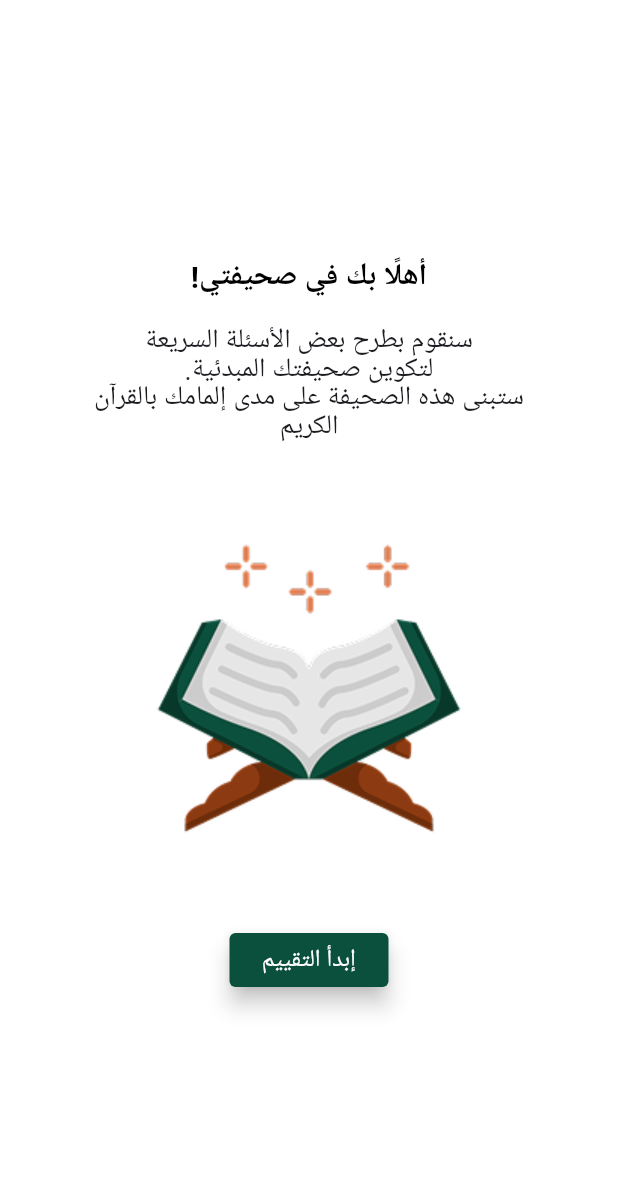
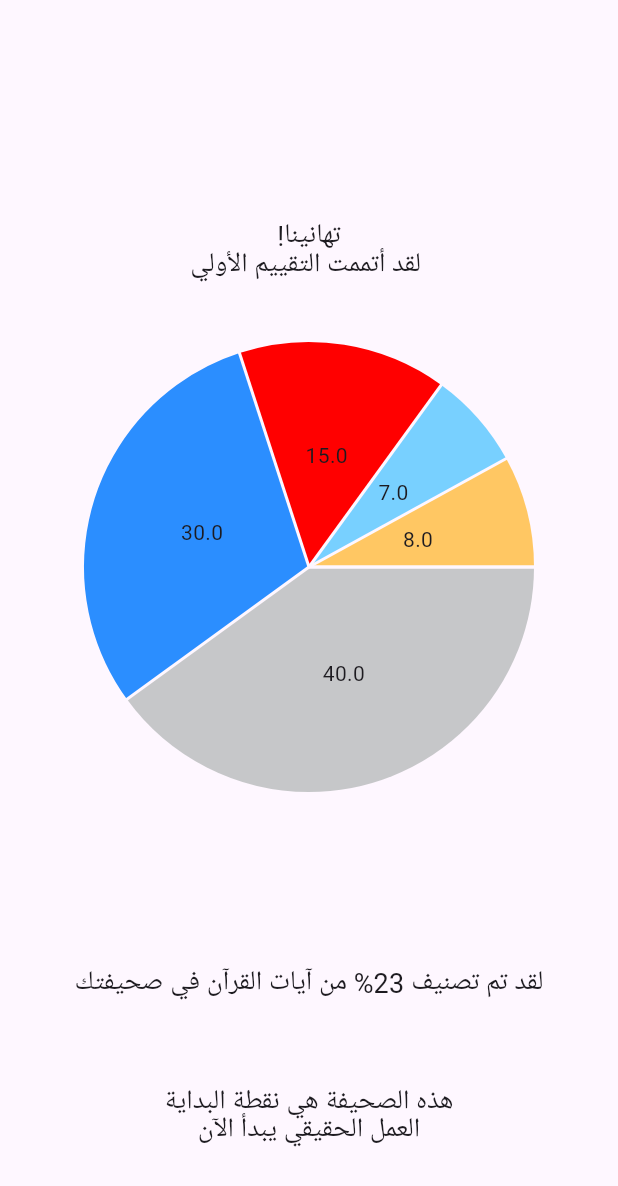
Before and after one commit to Abdelelah-PAL/sahifaty, a Flutter app: the screen it shows after launch, on a phone screen of 412 x 824 dp. Shown: the top 1186 px of the screen. Run offline on Flutter 3.47's test engine with Material 3 defaults, Android fonts, the phone set to English and light mode, and no system bars; drawn by our look-alikes of fl_chart; our stand-ins replace get; Roboto replaces fonts that are missing (salsa).

Commit message:
fixing issues

```diff
--- a/lib/core/constants/colors.dart
+++ b/lib/core/constants/colors.dart
@@ -10,4 +10,10 @@ class AppColors {
   static const Color successColor = Color(0xFF0FA958);
   static const Color defaultBorderColor =  Color(0xD3D3D3D3);
   static const Color buttonColor = Color(0xFF0B503D);
+  static const Color strongColor = Color(0xFF27C840);
+  static const Color revisionColor = Color(0xFFFFC763);
+  static const Color desireColor = Color(0XFF2B8EFF);
+  static const Color easyColor = Color(0xFF78D0FF);
+  static const Color hardColor = Color(0xFFFF0000);
+  static const Color uncategorizedColor = Color(0xFFC6C7C9);
 }
--- a/lib/main.dart
+++ b/lib/main.dart
@@ -1,6 +1,7 @@
 import 'package:flutter/material.dart';
 import 'package:flutter/services.dart';
 import 'package:get/get_navigation/src/root/get_material_app.dart';
+import 'package:sahifaty/screens/pie_chart_assessment_screen/pie_chart_assessment_screen.dart';
 import 'package:sahifaty/screens/splash_screen/splash_screen.dart';
 
 
@@ -8,7 +9,7 @@ void main() {
   runApp(
     const MaterialApp(
       debugShowCheckedModeBanner: false,
-      home: SplashScreen(),
+      home: PieChartAssessmentScreen(),
     ),
   );
 }
@@ -48,7 +49,7 @@ class MyAppState extends State<MyApp> {
   Widget build(BuildContext context) {
     return const GetMaterialApp(
       debugShowCheckedModeBanner: false,
-      home: SplashScreen()
+      home: PieChartAssessmentScreen()
     );
   }
 }
--- /dev/null
+++ b/lib/screens/pie_chart_assessment_screen/pie_chart_assessment_screen.dart
@@ -0,0 +1,134 @@
+import 'package:fl_chart/fl_chart.dart';
+import 'package:flutter/material.dart';
+
+import '../../core/constants/colors.dart';
+
+class PieChartAssessmentScreen extends StatelessWidget {
+  const PieChartAssessmentScreen({super.key});
+
+  @override
+  Widget build(BuildContext context) {
+    return Scaffold(
+      body: Center(
+        child: Padding(
+          padding: const EdgeInsets.only(top: 150),
+          child: Column(
+            children: [
+              const Text(
+                textDirection: TextDirection.rtl,
+                'تهانينا! \n لقد أتممت التقييم الأولي',
+                textAlign: TextAlign.center,
+                locale: Locale('ar'),
+                strutStyle: StrutStyle(
+                  forceStrutHeight: true,
+                  height: 1.35,
+                  leading: 0.0,
+                ),
+                style: TextStyle(
+                  fontSize: 18,
+                  height: 1.35,
+                  // fontFamily: 'YourArabicFont',
+                ),
+              ),
+              const SizedBox(
+                height: 70,
+              ),
+              SizedBox(
+                width: 200,
+                height: 240,
+                child: PieChart(
+                  PieChartData(
+                    sectionsSpace: 2,
+                    centerSpaceRadius: 0,
+                    sections: [
+                      PieChartSectionData(
+                        color: AppColors.uncategorizedColor,
+                        value: 40,
+                        radius:150,
+                      ),
+                      PieChartSectionData(
+                        color: AppColors.desireColor,
+                        value: 30,
+                        radius:150,
+                      ),
+                      PieChartSectionData(
+                        color: AppColors.hardColor,
+                        value: 15,
+                        radius:150,
+                      ),
+                      PieChartSectionData(
+                        color: AppColors.easyColor,
+                        value: 7,
+                        radius:150,
+                      ),
+                      PieChartSectionData(
+                        color: AppColors.revisionColor,
+                        value: 8,
+                        radius:150,
+                      ),
+                    ],
+                  ),
+                ),
+              ),
+              const SizedBox(
+                height: 150,
+              ),
+              const Text(
+                'لقد تم تصنيف 23% من آيات القرآن في صحيفتك',
+                textAlign: TextAlign.center,
+                locale: Locale('ar'),
+                strutStyle: StrutStyle(
+                  forceStrutHeight: true,
+                  height: 1.35,
+                  leading: 0.0,
+                ),
+                style: TextStyle(
+                  fontSize: 18,
+                  height: 1.35,
+                  // fontFamily: 'YourArabicFont',
+                ),
+              ),
+              const SizedBox(
+                height: 60,
+              ),
+              const Text(
+                'هذه الصحيفة هي نقطة البداية\nالعمل الحقيقي يبدأ الآن',
+                textAlign: TextAlign.center,
+                locale: Locale('ar'),
+                strutStyle: StrutStyle(
+                  forceStrutHeight: true,
+                  height: 1.35,
+                  leading: 0.0,
+                ),
+                style: TextStyle(
+                  fontSize: 18,
+                  height: 1.35,
+                  // fontFamily: 'YourArabicFont',
+                ),
+              ),
+              const SizedBox(
+                height: 70,
+              ),
+              SizedBox(
+                width: 155,
+                height: 35,
+                child: FloatingActionButton.extended(
+                  onPressed: null,
+                  backgroundColor: AppColors.buttonColor,
+                  label: const Text(
+                    'اذهب إلى صحيفتي',
+                    style: TextStyle(
+                        color: AppColors.backgroundColor, fontSize: 16),
+                  ),
+                  shape: RoundedRectangleBorder(
+                    borderRadius: BorderRadius.circular(4),
+                  ),
+                ),
+              ),
+            ],
+          ),
+        ),
+      ),
+    );
+  }
+}
--- a/pubspec.yaml
+++ b/pubspec.yaml
@@ -13,6 +13,7 @@ dependencies:
 
   cupertino_icons: ^1.0.8
   get: ^4.7.2
+  fl_chart: ^0.70.0
 
 dev_dependencies:
   flutter_test:
```
Also changed, not shown: pubspec.lock, 2 other files.
